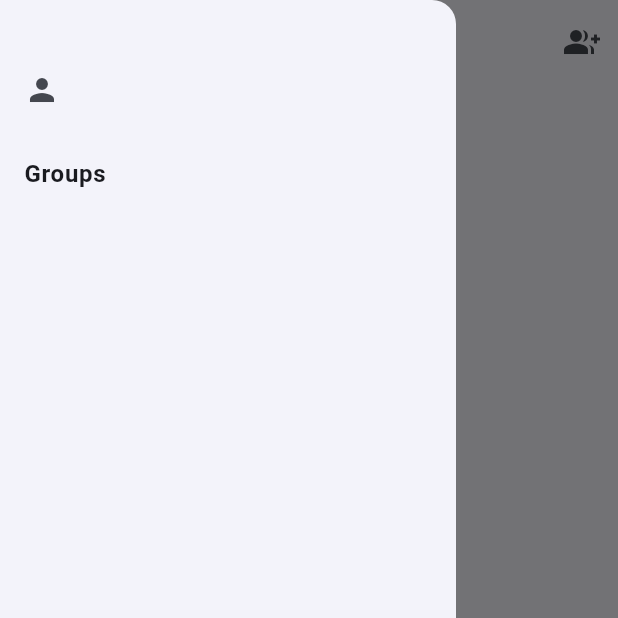
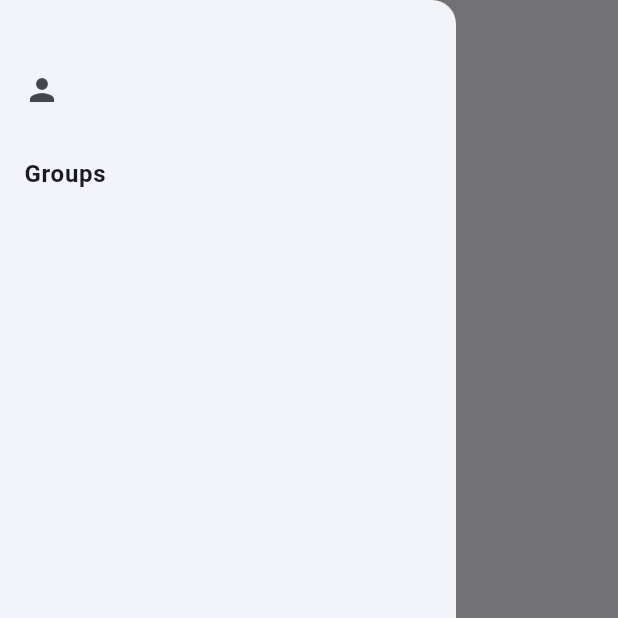
Before and after one commit to R0KK1T/CoDoC, a Flutter app: the MyHomePage screen opened directly, with the side drawer open, on a phone screen of 412 x 824 dp, the top half of it. Run offline on Flutter 3.47's test engine with Material 2 defaults, Android fonts, the phone set to English and light mode, and no system bars; our stand-ins replace cloud_firestore, firebase_auth, firebase_core, firebase_storage, image_picker; accounts and stored records are empty.

Commit message:
Go to no group page when logging in. Move signout button
Co-Authored-By: J. Stigson <55091008+R0KK1T@users.noreply.github.com>

```diff
--- a/lib/screens/feed_screen.dart
+++ b/lib/screens/feed_screen.dart
@@ -15,11 +15,13 @@ import 'package:codoc/utils/utils.dart';
 class MyHomePage extends StatefulWidget {
   final String groupName;
   final String groupId;
+  final bool fromLogin;
 
   const MyHomePage({
     super.key,
     required this.groupName,
     required this.groupId,
+    required this.fromLogin,
   });
 
   //final List<String> imagePaths;
@@ -215,7 +217,7 @@ class _MyHomePageState extends State<MyHomePage> {
       body: StreamBuilder(
         stream: groupPosts,
         builder: (context, AsyncSnapshot snapshot) {
-          return snapshot.hasData
+          return snapshot.hasData && !widget.fromLogin
               ? CustomScrollView(
                   slivers: [
                     SliverAppBar(
@@ -232,7 +234,9 @@ class _MyHomePageState extends State<MyHomePage> {
                                 builder: (context) => AddMembersPage(
                                   groupId: widget.groupId,
                                   groupName: widget.groupName,
-                                        )));
+                                ),
+                              ),
+                            );
                           },
                         ),
                       ],
@@ -296,10 +300,23 @@ class _MyHomePageState extends State<MyHomePage> {
                     ),
                   ],
                 )
-              : Center(
+              : CustomScrollView(
+                  physics: NeverScrollableScrollPhysics(),
+                  slivers: [
+                    SliverAppBar(
+                      title: Text('CoLog'),
+                      centerTitle: true,
+                      pinned: true,
+                    ),
+                    SliverFillRemaining(
+                      child: Center(
                         child: Text(
-                    'No groups',
+                          'No group selected',
+                          style: TextStyle(fontSize: 18),
                         ),
+                      ),
+                    ),
+                  ],
                 );
         },
       ),
@@ -412,8 +429,11 @@ class ListViewGroupTile extends StatelessWidget {
       onTap: () {
         Navigator.of(context).pushAndRemoveUntil(
           MaterialPageRoute(
-            builder: (context) =>
-                MyHomePage(groupName: groupName, groupId: groupId),
+            builder: (context) => MyHomePage(
+              groupName: groupName,
+              groupId: groupId,
+              fromLogin: false,
+            ),
           ),
           (route) => false,
         );
--- a/lib/screens/signup_screen.dart
+++ b/lib/screens/signup_screen.dart
@@ -52,6 +52,7 @@ class _SignUpScreenState extends State<SignUpScreen> {
             builder: (context) => MyHomePage(
               groupName: 'Hej',
               groupId: '',
+              fromLogin: true,
             ),
           ),
         );
@@ -185,7 +186,6 @@ class _SignUpScreenState extends State<SignUpScreen> {
 
             //Sign up Button
             FilledButton(
-
               onPressed: () {
                 signUpUser();
               },
```
Also changed, not shown: lib/screens/login_screen.dart (+6 -4 lines), lib/screens/profile_screen.dart (+18 -28 lines). Lines whose indentation alone changed are shown as unchanged.
